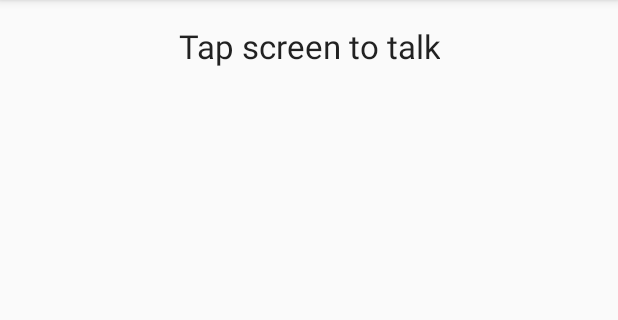
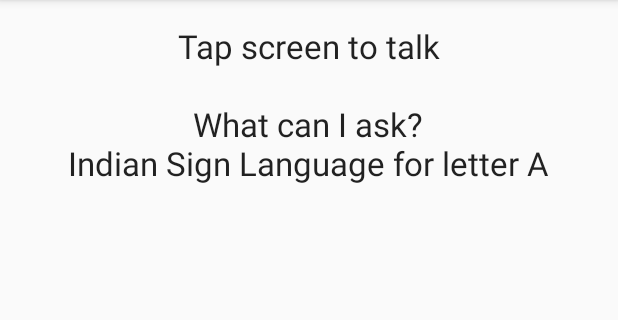
Before and after one commit to adarshhasija/se_android, an Android app: the screen it shows after launch (MainTalkActivity), on a phone screen of 412 x 824 dp, the part 84-404 px from its top. Run offline under Robolectric (Android 15) with nearby library versions, the phone set to English and light mode, and no system bars; our stand-ins replace Firebase (no records; nobody signed in at launch, a user with empty details on screens opened directly); libraries missing offline, so code that uses them is left out: ai.api, ai.api.model; 2 statements that could not run were skipped.

Commit message:
modified welcome text

```diff
--- a/app/src/main/res/values/strings.xml
+++ b/app/src/main/res/values/strings.xml
@@ -7,7 +7,7 @@
     <string name="action_settings">Settings</string>
     <string name="action_help">Help</string>
 
-    <string name="tap_screen_to_talk">Tap screen to talk</string>
+    <string name="tap_screen_to_talk">Tap screen to talk\n\nWhat can I ask?\nIndian Sign Language for letter A</string>
     <string name="long_press_screen_to_repeat_response">Long press screen to repeat response</string>
     <string name="talk_prompt">Talk...</string>
     <string name="error">Error</string>
```
